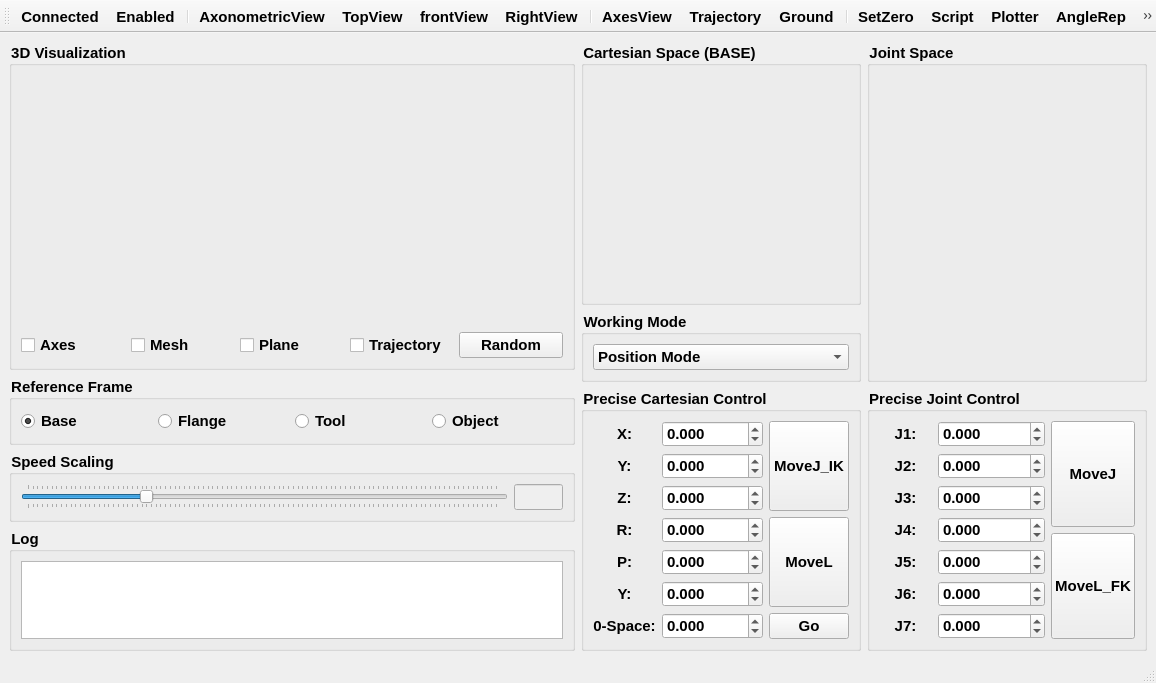
thinkexist1989/rocos-viz, file src/RocosMainWindow.ui: the form before one commit.
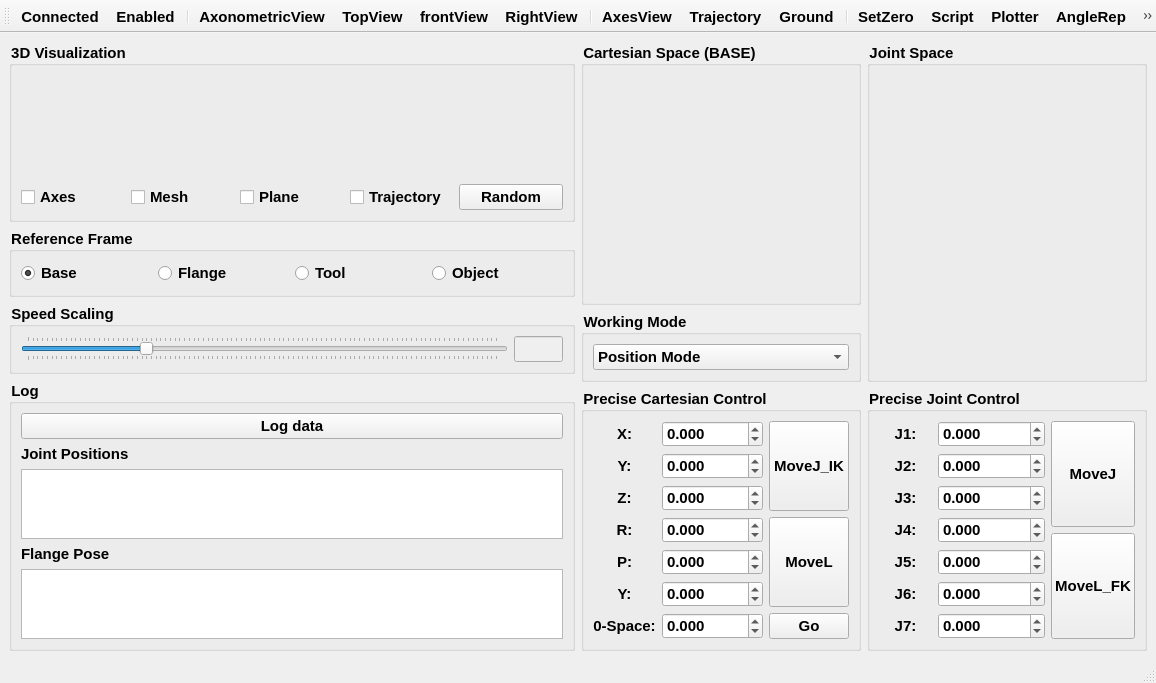
The form after the commit. Icons and pictures are not drawn. Custom widgets are drawn as their Qt base class.

The edit to the form file:
```diff
--- a/src/RocosMainWindow.ui
+++ b/src/RocosMainWindow.ui
@@ -192,9 +192,33 @@
          <string>Log</string>
         </property>
         <layout class="QGridLayout" name="gridLayout_4">
-         <item row="0" column="0">
+         <item row="1" column="0">
+          <widget class="QLabel" name="label_15">
+           <property name="text">
+            <string>Joint Positions</string>
+           </property>
+          </widget>
+         </item>
+         <item row="2" column="0">
           <widget class="QPlainTextEdit" name="logEdit"/>
          </item>
+         <item row="4" column="0">
+          <widget class="QTextEdit" name="poseEdit"/>
+         </item>
+         <item row="0" column="0">
+          <widget class="QPushButton" name="pushButton_2">
+           <property name="text">
+            <string>Log data</string>
+           </property>
+          </widget>
+         </item>
+         <item row="3" column="0">
+          <widget class="QLabel" name="label_16">
+           <property name="text">
+            <string>Flange Pose</string>
+           </property>
+          </widget>
+         </item>
         </layout>
        </widget>
       </item>
```
Left out of the diff: 18 changed lines with no effect on the pictures.
